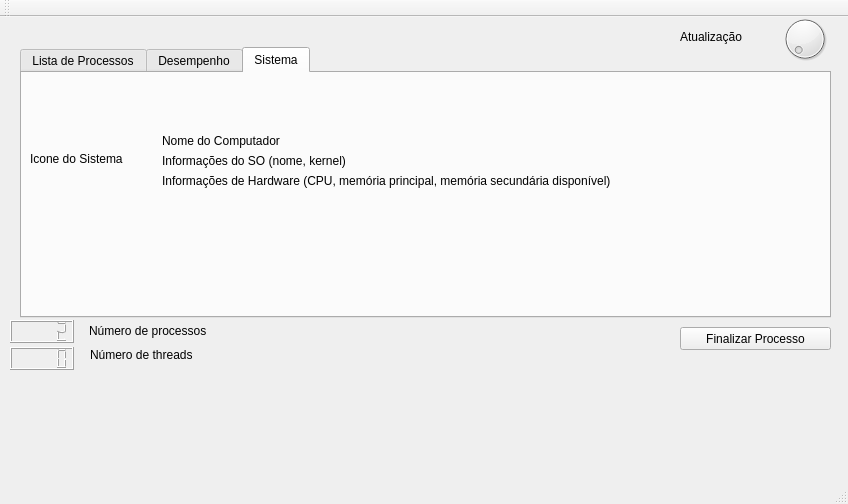
This is mainwindow.ui in rai-vitor/Gerenciador-de-Tarefas as Qt 5 draws it before an edit. The edited form follows.
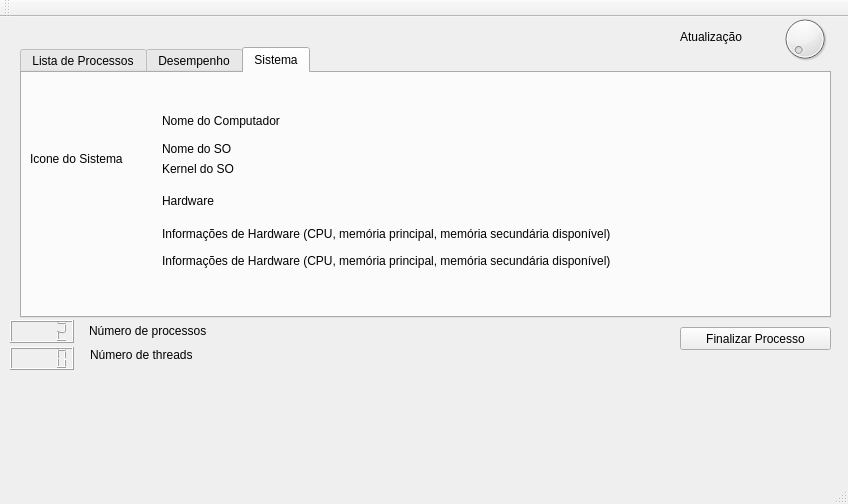
This is the edited form. The open tabs and pages were chosen to show the change.

```diff
--- a/mainwindow.ui
+++ b/mainwindow.ui
@@ -253,7 +253,7 @@
       <property name="geometry">
        <rect>
         <x>140</x>
-        <y>60</y>
+        <y>40</y>
         <width>171</width>
         <height>16</height>
        </rect>
@@ -266,21 +266,60 @@
       <property name="geometry">
        <rect>
         <x>140</x>
-        <y>80</y>
+        <y>60</y>
         <width>301</width>
-        <height>16</height>
+        <height>31</height>
        </rect>
       </property>
       <property name="text">
-       <string>Informações do SO (nome, kernel)</string>
+       <string>Nome do SO</string>
       </property>
      </widget>
      <widget class="QLabel" name="label_9">
       <property name="geometry">
        <rect>
         <x>140</x>
-        <y>100</y>
+        <y>120</y>
         <width>631</width>
+        <height>16</height>
+       </rect>
+      </property>
+      <property name="text">
+       <string>Hardware</string>
+      </property>
+     </widget>
+     <widget class="QLabel" name="label_11">
+      <property name="geometry">
+       <rect>
+        <x>140</x>
+        <y>80</y>
+        <width>211</width>
+        <height>31</height>
+       </rect>
+      </property>
+      <property name="text">
+       <string>Kernel do SO</string>
+      </property>
+     </widget>
+     <widget class="QLabel" name="label_12">
+      <property name="geometry">
+       <rect>
+        <x>140</x>
+        <y>140</y>
+        <width>471</width>
+        <height>41</height>
+       </rect>
+      </property>
+      <property name="text">
+       <string>Informações de Hardware (CPU, memória principal, memória secundária disponível)</string>
+      </property>
+     </widget>
+     <widget class="QLabel" name="label_13">
+      <property name="geometry">
+       <rect>
+        <x>140</x>
+        <y>180</y>
+        <width>461</width>
         <height>16</height>
        </rect>
       </property>
```
Left out of the diff: 2 changed lines with no effect on the pictures.
